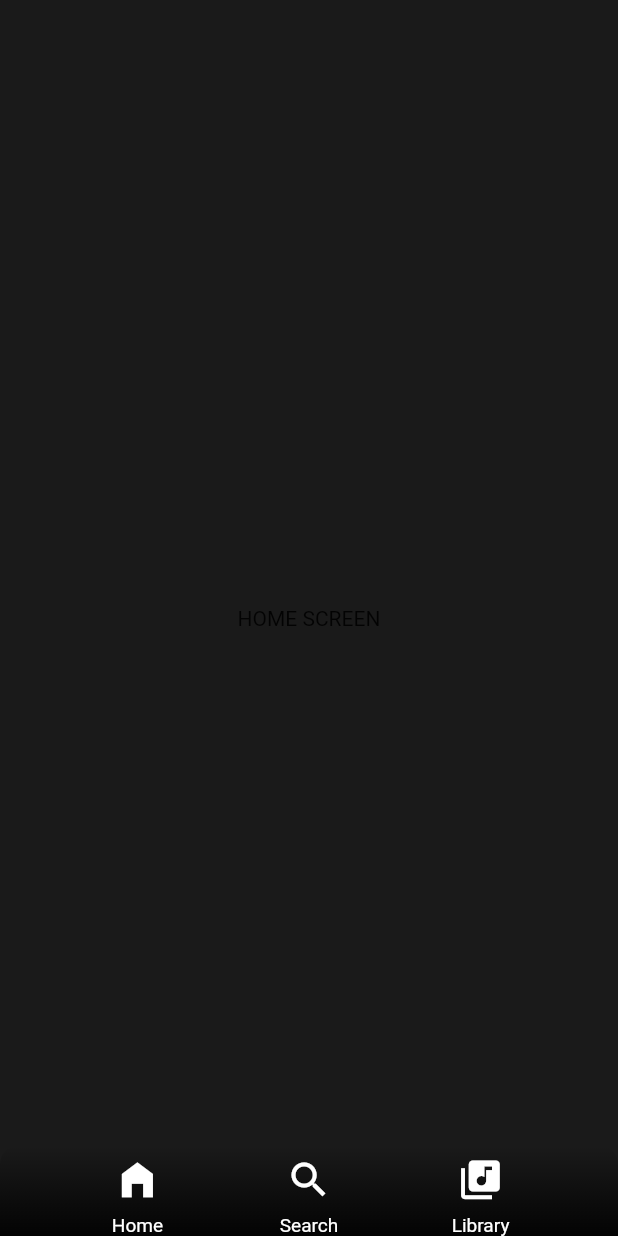
After one commit to Rizaou/spotify_clone, a Flutter app: the screen it shows after launch, item 2 of the bottom bar chosen, after a tap on the "home filled" icon, on a phone screen of 412 x 824 dp. The commit adds this screen. Run offline on Flutter 3.47's test engine with Material 2 defaults, Android fonts, the phone set to English and light mode, and no system bars.

Commit message:
Library Screen, Home Screen added

```diff
--- a/lib/main.dart
+++ b/lib/main.dart
@@ -1,7 +1,9 @@
 import 'package:flutter/material.dart';
 import 'package:flutter/services.dart';
 import 'package:spotify_clone/presentation/custom-theme.dart';
+import 'package:spotify_clone/presentation/screens/home_screen.dart';
 import 'package:spotify_clone/presentation/screens/library_screen.dart';
+import 'package:spotify_clone/presentation/screens/search_screen.dart';
 import 'package:spotify_clone/presentation/widgets/custom_navigation_bar.dart';
 
 void main() {
@@ -21,19 +23,30 @@ class MyApp extends StatelessWidget {
   }
 }
 
-class HomePage extends StatelessWidget {
+class HomePage extends StatefulWidget {
   HomePage({Key? key}) : super(key: key);
+  Widget screen = LibraryScreen();
+  @override
+  State<HomePage> createState() => _HomePageState();
+}
 
+class _HomePageState extends State<HomePage> {
   void onHome() {
-    print("OnHome");
+    setState(() {
+      widget.screen = HomeScreen();
+    });
   }
 
   void onSearch() {
-    print("OnSearch");
+    setState(() {
+      widget.screen = SearchScreen();
+    });
   }
 
   void onLibrary() {
-    print("OnLibrary");
+    setState(() {
+      widget.screen = LibraryScreen();
+    });
   }
 
   @override
@@ -44,7 +57,7 @@ class HomePage extends StatelessWidget {
       backgroundColor: bgColor,
       body: Stack(
         children: [
-          const LibraryScreen(),
+          widget.screen,
           Positioned(
             bottom: 0,
             width: MediaQuery.of(context).size.width,
--- /dev/null
+++ b/lib/presentation/screens/home_screen.dart
@@ -0,0 +1,12 @@
+import 'package:flutter/material.dart';
+
+class HomeScreen extends StatelessWidget {
+  const HomeScreen({Key? key}) : super(key: key);
+
+  @override
+  Widget build(BuildContext context) {
+    return Center(
+      child: Text("HOME SCREEN"),
+    );
+  }
+}
--- /dev/null
+++ b/lib/presentation/screens/search_screen.dart
@@ -0,0 +1,12 @@
+import 'package:flutter/material.dart';
+
+class SearchScreen extends StatelessWidget {
+  const SearchScreen({Key? key}) : super(key: key);
+
+  @override
+  Widget build(BuildContext context) {
+    return Center(
+      child: Text("SEARCH SCREEN"),
+    );
+  }
+}
```
